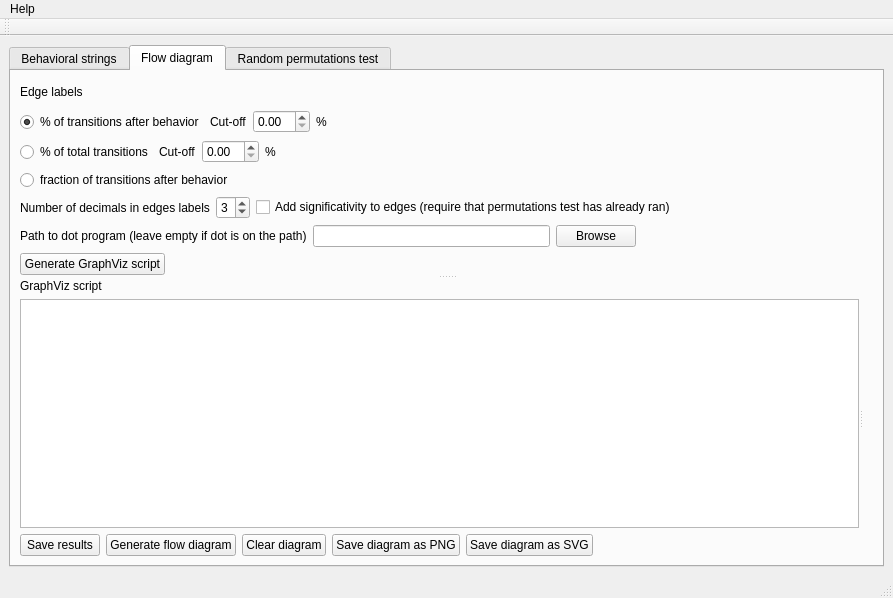
This is src/behatrix.ui in olivierfriard/behatrix as Qt 5 draws it before an edit. The edited form follows.
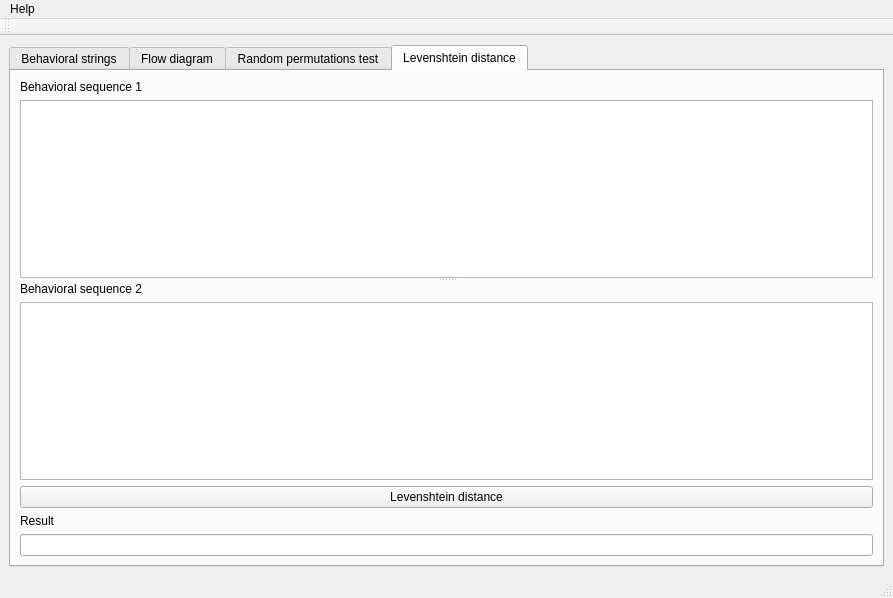
This is the edited form.

Commit message: added Levenshtein distance

What changed in the file:
```diff
--- a/src/behatrix.ui
+++ b/src/behatrix.ui
@@ -18,7 +18,7 @@
     <item>
      <widget class="QTabWidget" name="tabWidget">
       <property name="currentIndex">
-       <number>1</number>
+       <number>3</number>
       </property>
       <widget class="QWidget" name="tab_strings">
        <attribute name="title">
@@ -734,6 +734,69 @@
         </item>
        </layout>
       </widget>
+      <widget class="QWidget" name="tab">
+       <attribute name="title">
+        <string>Levenshtein distance</string>
+       </attribute>
+       <layout class="QVBoxLayout" name="verticalLayout_12">
+        <item>
+         <layout class="QVBoxLayout" name="verticalLayout_11">
+          <item>
+           <widget class="QSplitter" name="splitter">
+            <property name="orientation">
+             <enum>Qt::Vertical</enum>
+            </property>
+            <widget class="QWidget" name="">
+             <layout class="QVBoxLayout" name="verticalLayout_9">
+              <item>
+               <widget class="QLabel" name="label_5">
+                <property name="text">
+                 <string>Behavioral sequence 1</string>
+                </property>
+               </widget>
+              </item>
+              <item>
+               <widget class="QPlainTextEdit" name="pte_seq1"/>
+              </item>
+             </layout>
+            </widget>
+            <widget class="QWidget" name="">
+             <layout class="QVBoxLayout" name="verticalLayout_10">
+              <item>
+               <widget class="QLabel" name="label_6">
+                <property name="text">
+                 <string>Behavioral sequence 2</string>
+                </property>
+               </widget>
+              </item>
+              <item>
+               <widget class="QPlainTextEdit" name="pte_seq2"/>
+              </item>
+             </layout>
+            </widget>
+           </widget>
+          </item>
+          <item>
+           <widget class="QPushButton" name="pb_levenshtein">
+            <property name="text">
+             <string>Levenshtein distance</string>
+            </property>
+           </widget>
+          </item>
+          <item>
+           <widget class="QLabel" name="label_19">
+            <property name="text">
+             <string>Result</string>
+            </property>
+           </widget>
+          </item>
+          <item>
+           <widget class="QLineEdit" name="le_levenshtein_distance"/>
+          </item>
+         </layout>
+        </item>
+       </layout>
+      </widget>
      </widget>
     </item>
    </layout>
```
Left out of the diff: 2 changed lines with no effect on the pictures. The commit also changes 3 other files.
